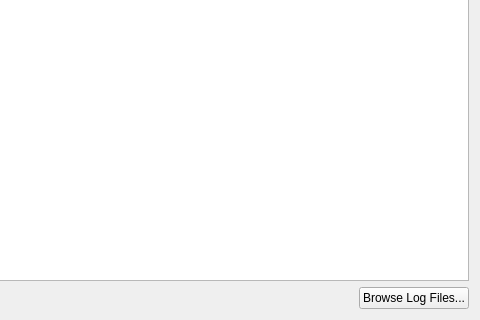
The window that app/widgetthreddsconfig.ui (DFO-Ocean-Navigator/Navigator2Go) describes before a commit, drawn with Qt 5; both pictures show x 572 to 1052 and y 348 to 668 of the 1052 by 668 pixel window.
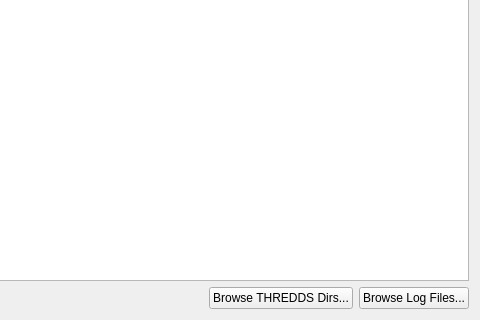
The same window after the commit. Icons and pictures are not drawn.

Diff of the .ui file:
```diff
--- a/app/widgetthreddsconfig.ui
+++ b/app/widgetthreddsconfig.ui
@@ -86,6 +86,20 @@
          </property>
         </spacer>
        </item>
+       <item>
+        <widget class="QPushButton" name="pushButtonBrowseTHREDDSDir">
+         <property name="toolTip">
+          <string>&lt;html&gt;&lt;head/&gt;&lt;body&gt;&lt;p&gt;Open folder containing THREDDS catalog files and *.nc files.&lt;/p&gt;&lt;/body&gt;&lt;/html&gt;</string>
+         </property>
+         <property name="text">
+          <string>Browse THREDDS Dirs...</string>
+         </property>
+         <property name="icon">
+          <iconset resource="resources.qrc">
+           <normaloff>:/icons/icons/folder.png</normaloff>:/icons/icons/folder.png</iconset>
+         </property>
+        </widget>
+       </item>
        <item>
         <widget class="QPushButton" name="pushButtonShowLogs">
          <property name="text">
```
Left out of the diff: 3 changed lines with no effect on the pictures.
